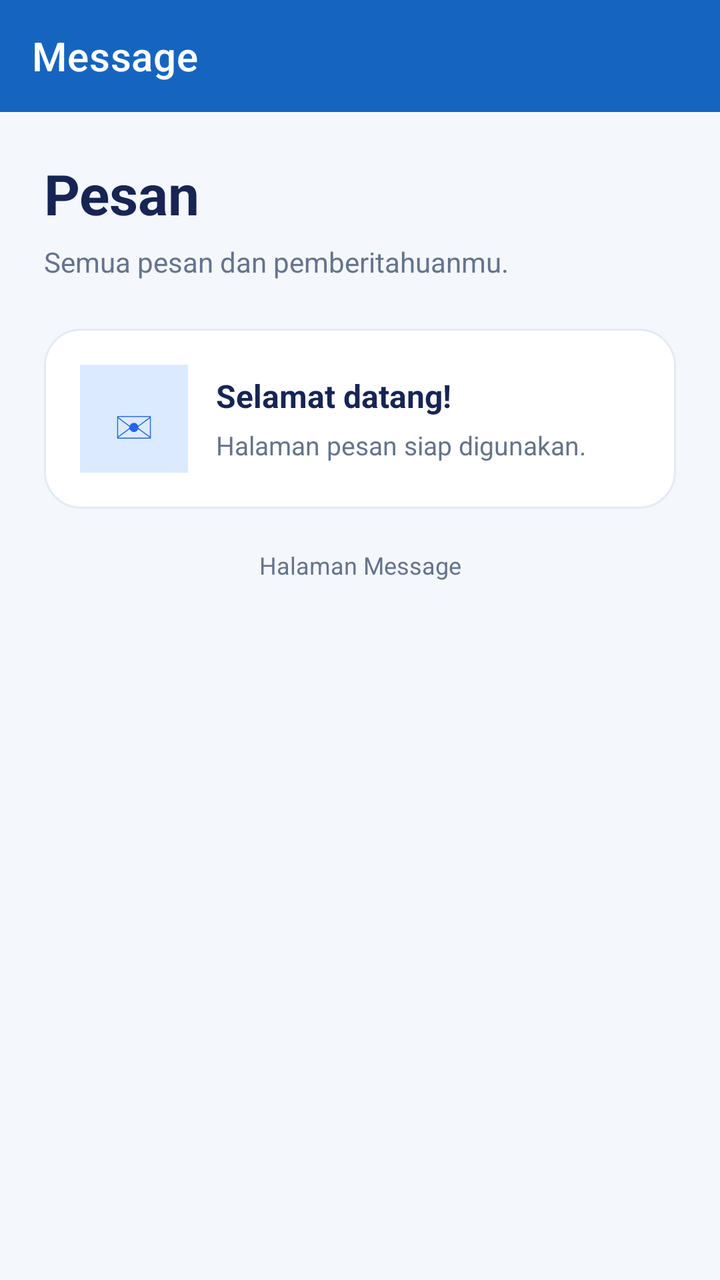
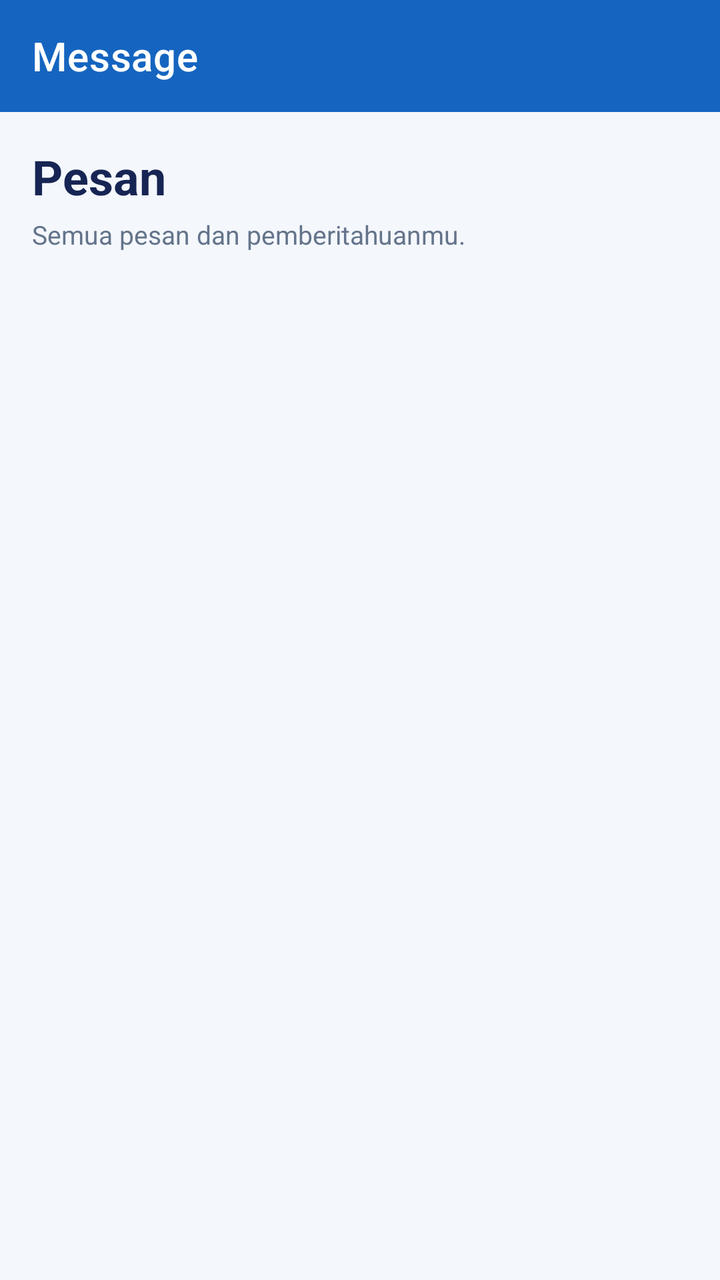

An Android layout rendered at two revisions. The XML below is the earlier revision; the diff shows what the commit changed to produce the second picture.
<!-- AndroidManifest.xml: application theme Theme.Venus_muzian -->
<!-- res/layout/fragment_message.xml -->
<?xml version="1.0" encoding="utf-8"?>
<LinearLayout xmlns:android="http://schemas.android.com/apk/res/android"
    xmlns:app="http://schemas.android.com/apk/res-auto"
    android:layout_width="match_parent"
    android:layout_height="match_parent"
    android:background="#F4F7FC"
    android:orientation="vertical">

    <androidx.appcompat.widget.Toolbar
        android:id="@+id/toolbar"
        android:layout_width="match_parent"
        android:layout_height="?attr/actionBarSize"
        android:background="#1565C0"
        app:title="Message"
        app:titleTextColor="@android:color/white" />

    <LinearLayout
        android:layout_width="match_parent"
        android:layout_height="match_parent"
        android:orientation="vertical"
        android:padding="22dp">

        <TextView
            android:layout_width="match_parent"
            android:layout_height="wrap_content"
            android:text="Pesan"
            android:textColor="#172554"
            android:textSize="28sp"
            android:textStyle="bold" />

        <TextView
            android:layout_width="match_parent"
            android:layout_height="wrap_content"
            android:layout_marginTop="6dp"
            android:text="Semua pesan dan pemberitahuanmu."
            android:textColor="#64748B"
            android:textSize="14sp" />

        <LinearLayout
            android:layout_width="match_parent"
            android:layout_height="wrap_content"
            android:layout_marginTop="24dp"
            android:background="@drawable/bg_home_card"
            android:gravity="center_vertical"
            android:orientation="horizontal"
            android:padding="18dp">

            <TextView
                android:layout_width="54dp"
                android:layout_height="54dp"
                android:background="#DBEAFE"
                android:gravity="center"
                android:text="✉"
                android:textColor="#2563EB"
                android:textSize="26sp" />

            <LinearLayout
                android:layout_width="0dp"
                android:layout_height="wrap_content"
                android:layout_marginStart="14dp"
                android:layout_weight="1"
                android:orientation="vertical">

                <TextView
                    android:layout_width="match_parent"
                    android:layout_height="wrap_content"
                    android:text="Selamat datang!"
                    android:textColor="#172554"
                    android:textSize="16sp"
                    android:textStyle="bold" />

                <TextView
                    android:layout_width="match_parent"
                    android:layout_height="wrap_content"
                    android:layout_marginTop="5dp"
                    android:text="Halaman pesan siap digunakan."
                    android:textColor="#64748B"
                    android:textSize="13sp" />

            </LinearLayout>
        </LinearLayout>

        <TextView
            android:id="@+id/tvMessage"
            android:layout_width="match_parent"
            android:layout_height="wrap_content"
            android:layout_marginTop="20dp"
            android:gravity="center"
            android:text="Halaman Message"
            android:textColor="#64748B"
            android:textSize="12sp" />

    </LinearLayout>

</LinearLayout>
<!-- resources referenced by this layout -->
<resources>
  <!-- drawable bg_home_card (drawable) -->
  <?xml version="1.0" encoding="utf-8"?>
  <shape xmlns:android="http://schemas.android.com/apk/res/android">
      <solid android:color="#FFFFFF" />
      <corners android:radius="18dp" />
      <stroke
          android:width="1dp"
          android:color="#E5EAF3" />
  </shape>
  <style name="Theme.Venus_muzian" parent="Theme.MaterialComponents.DayNight.NoActionBar" />
</resources>

<!-- the commit's change to res/layout/fragment_message.xml (unified diff, before → after) -->
@@ -18,77 +18,30 @@
         android:layout_width="match_parent"
         android:layout_height="match_parent"
         android:orientation="vertical"
-        android:padding="22dp">
+        android:padding="16dp">
 
         <TextView
             android:layout_width="match_parent"
             android:layout_height="wrap_content"
             android:text="Pesan"
             android:textColor="#172554"
-            android:textSize="28sp"
+            android:textSize="24sp"
             android:textStyle="bold" />
 
         <TextView
             android:layout_width="match_parent"
             android:layout_height="wrap_content"
-            android:layout_marginTop="6dp"
+            android:layout_marginTop="4dp"
             android:text="Semua pesan dan pemberitahuanmu."
             android:textColor="#64748B"
-            android:textSize="14sp" />
+            android:textSize="13sp" />
 
-        <LinearLayout
+        <androidx.recyclerview.widget.RecyclerView
+            android:id="@+id/rvMessages"
             android:layout_width="match_parent"
-            android:layout_height="wrap_content"
-            android:layout_marginTop="24dp"
-            android:background="@drawable/bg_home_card"
-            android:gravity="center_vertical"
-            android:orientation="horizontal"
-            android:padding="18dp">
-
-            <TextView
-                android:layout_width="54dp"
-                android:layout_height="54dp"
-                android:background="#DBEAFE"
-                android:gravity="center"
-                android:text="✉"
-                android:textColor="#2563EB"
-                android:textSize="26sp" />
-
-            <LinearLayout
-                android:layout_width="0dp"
-                android:layout_height="wrap_content"
-                android:layout_marginStart="14dp"
-                android:layout_weight="1"
-                android:orientation="vertical">
-
-                <TextView
-                    android:layout_width="match_parent"
-                    android:layout_height="wrap_content"
-                    android:text="Selamat datang!"
-                    android:textColor="#172554"
-                    android:textSize="16sp"
-                    android:textStyle="bold" />
-
-                <TextView
-                    android:layout_width="match_parent"
-                    android:layout_height="wrap_content"
-                    android:layout_marginTop="5dp"
-                    android:text="Halaman pesan siap digunakan."
-                    android:textColor="#64748B"
-                    android:textSize="13sp" />
-
-            </LinearLayout>
-        </LinearLayout>
-
-        <TextView
-            android:id="@+id/tvMessage"
-            android:layout_width="match_parent"
-            android:layout_height="wrap_content"
-            android:layout_marginTop="20dp"
-            android:gravity="center"
-            android:text="Halaman Message"
-            android:textColor="#64748B"
-            android:textSize="12sp" />
+            android:layout_height="0dp"
+            android:layout_marginTop="16dp"
+            android:layout_weight="1" />
 
     </LinearLayout>
 
<!-- resource entries referenced after the edit -->
@@ -1,14 +1,5 @@
 <!-- resources referenced by this layout -->
 <resources>
-  <!-- drawable bg_home_card (drawable) -->
-  <?xml version="1.0" encoding="utf-8"?>
-  <shape xmlns:android="http://schemas.android.com/apk/res/android">
-      <solid android:color="#FFFFFF" />
-      <corners android:radius="18dp" />
-      <stroke
-          android:width="1dp"
-          android:color="#E5EAF3" />
-  </shape>
   <style name="Theme.Venus_muzian" parent="Theme.MaterialComponents.DayNight.NoActionBar" />
 </resources>
 
